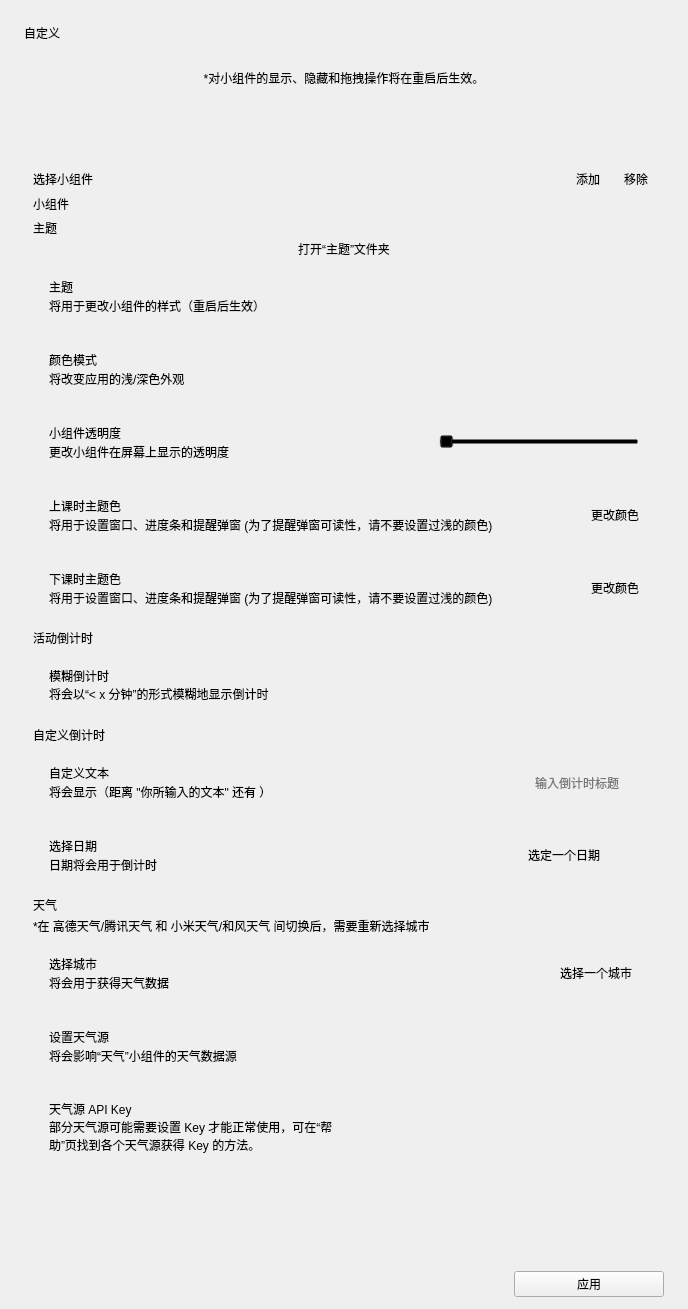
Old version of the form view/menu/custom.ui in the repository yhlhoh/Class-Widgets.
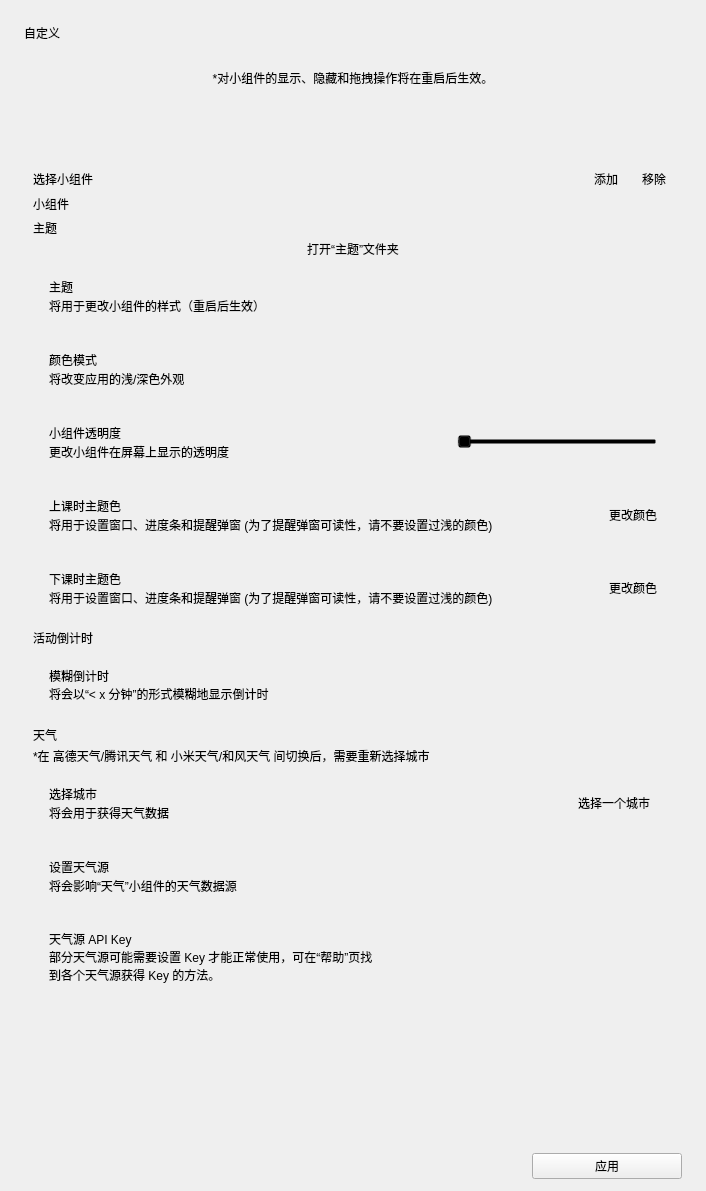
New version of the form. Custom widgets are drawn as their Qt base class.

Commit message:
feat: 多个倒计日 (#485)
BREAKING CHANGE: 倒计日组件更名为 widget-countdown-day.ui。
    主题制作者需要更改主题清单、UI 文件名和预览图片文件名。
    Before: widget-countdown-custom
    After: widget-countdown-day

Diff of the .ui file:
```diff
--- a/view/menu/custom.ui
+++ b/view/menu/custom.ui
@@ -6,8 +6,8 @@
    <rect>
     <x>0</x>
     <y>0</y>
-    <width>688</width>
-    <height>1309</height>
+    <width>706</width>
+    <height>1191</height>
    </rect>
   </property>
   <property name="sizePolicy">
@@ -65,8 +65,8 @@
        <rect>
         <x>0</x>
         <y>0</y>
-        <width>640</width>
-        <height>1244</height>
+        <width>658</width>
+        <height>1036</height>
        </rect>
       </property>
       <layout class="QVBoxLayout" name="verticalLayout_9">
@@ -666,173 +666,6 @@
          </item>
         </layout>
        </item>
-       <item>
-        <layout class="QVBoxLayout" name="verticalLayout_5">
-         <property name="spacing">
-          <number>3</number>
-         </property>
-         <item>
-          <widget class="SubtitleLabel" name="SubtitleLabel_3">
-           <property name="text">
-            <string>自定义倒计时</string>
-           </property>
-           <property name="pixelFontSize" stdset="0">
-            <number>18</number>
-           </property>
-          </widget>
-         </item>
-         <item>
-          <widget class="CardWidget" name="CardWidget">
-           <property name="minimumSize">
-            <size>
-             <width>0</width>
-             <height>70</height>
-            </size>
-           </property>
-           <layout class="QHBoxLayout" name="horizontalLayout">
-            <property name="leftMargin">
-             <number>16</number>
-            </property>
-            <property name="topMargin">
-             <number>16</number>
-            </property>
-            <property name="rightMargin">
-             <number>16</number>
-            </property>
-            <property name="bottomMargin">
-             <number>16</number>
-            </property>
-            <item>
-             <layout class="QVBoxLayout" name="verticalLayout">
-              <property name="spacing">
-               <number>0</number>
-              </property>
-              <item>
-               <widget class="StrongBodyLabel" name="StrongBodyLabel">
-                <property name="text">
-                 <string>自定义文本</string>
-                </property>
-               </widget>
-              </item>
-              <item>
-               <widget class="CaptionLabel" name="CaptionLabel">
-                <property name="text">
-                 <string>将会显示（距离 &quot;你所输入的文本&quot; 还有 ）</string>
-                </property>
-                <property name="lightColor" stdset="0">
-                 <color alpha="150">
-                  <red>0</red>
-                  <green>0</green>
-                  <blue>0</blue>
-                 </color>
-                </property>
-                <property name="darkColor" stdset="0">
-                 <color alpha="200">
-                  <red>255</red>
-                  <green>255</green>
-                  <blue>255</blue>
-                 </color>
-                </property>
-               </widget>
-              </item>
-             </layout>
-            </item>
-            <item>
-             <widget class="LineEdit" name="set_wcc_title">
-              <property name="sizePolicy">
-               <sizepolicy hsizetype="Maximum" vsizetype="Fixed">
-                <horstretch>0</horstretch>
-                <verstretch>0</verstretch>
-               </sizepolicy>
-              </property>
-              <property name="placeholderText">
-               <string>输入倒计时标题</string>
-              </property>
-             </widget>
-            </item>
-           </layout>
-          </widget>
-         </item>
-         <item>
-          <widget class="CardWidget" name="CardWidget_3">
-           <property name="minimumSize">
-            <size>
-             <width>0</width>
-             <height>70</height>
-            </size>
-           </property>
-           <layout class="QHBoxLayout" name="horizontalLayout_5">
-            <property name="leftMargin">
-             <number>16</number>
-            </property>
-            <property name="topMargin">
-             <number>16</number>
-            </property>
-            <property name="rightMargin">
-             <number>16</number>
-            </property>
-            <property name="bottomMargin">
-             <number>16</number>
-            </property>
-            <item>
-             <layout class="QVBoxLayout" name="verticalLayout_6">
-              <property name="spacing">
-               <number>0</number>
-              </property>
-              <item>
-               <widget class="StrongBodyLabel" name="StrongBodyLabel_5">
-                <property name="text">
-                 <string>选择日期</string>
-                </property>
-               </widget>
-              </item>
-              <item>
-               <widget class="CaptionLabel" name="CaptionLabel_2">
-                <property name="text">
-                 <string>日期将会用于倒计时</string>
-                </property>
-                <property name="lightColor" stdset="0">
-                 <color alpha="150">
-                  <red>0</red>
-                  <green>0</green>
-                  <blue>0</blue>
-                 </color>
-                </property>
-                <property name="darkColor" stdset="0">
-                 <color alpha="200">
-                  <red>255</red>
-                  <green>255</green>
-                  <blue>255</blue>
-                 </color>
-                </property>
-               </widget>
-              </item>
-             </layout>
-            </item>
-            <item>
-             <widget class="CalendarPicker" name="set_countdown_date">
-              <property name="sizePolicy">
-               <sizepolicy hsizetype="Fixed" vsizetype="Fixed">
-                <horstretch>0</horstretch>
-                <verstretch>0</verstretch>
-               </sizepolicy>
-              </property>
-              <property name="minimumSize">
-               <size>
-                <width>150</width>
-                <height>0</height>
-               </size>
-              </property>
-              <property name="text">
-               <string>选定一个日期</string>
-              </property>
-             </widget>
-            </item>
-           </layout>
-          </widget>
-         </item>
-        </layout>
-       </item>
        <item>
         <layout class="QVBoxLayout" name="verticalLayout_13">
          <property name="spacing">
@@ -1186,11 +1019,6 @@
    <header>qfluentwidgets</header>
    <container>1</container>
   </customwidget>
-  <customwidget>
-   <class>CalendarPicker</class>
-   <extends>QPushButton</extends>
-   <header>qfluentwidgets</header>
-  </customwidget>
   <customwidget>
    <class>CaptionLabel</class>
    <extends>QLabel</extends>
```
The commit also changes 27 other files.
